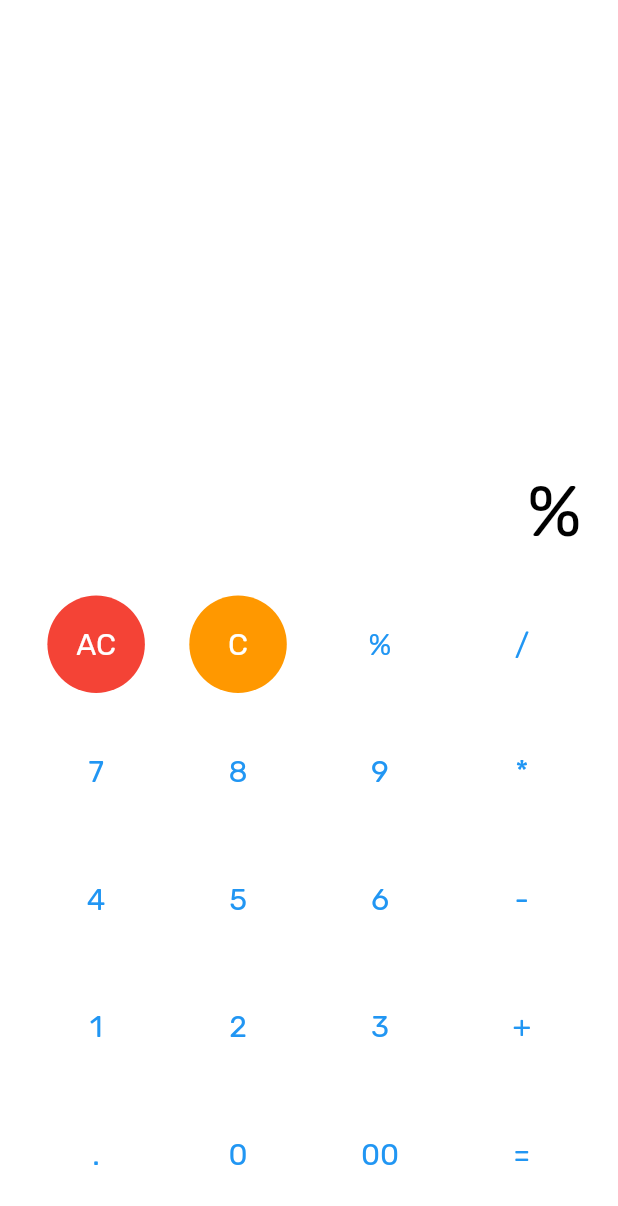
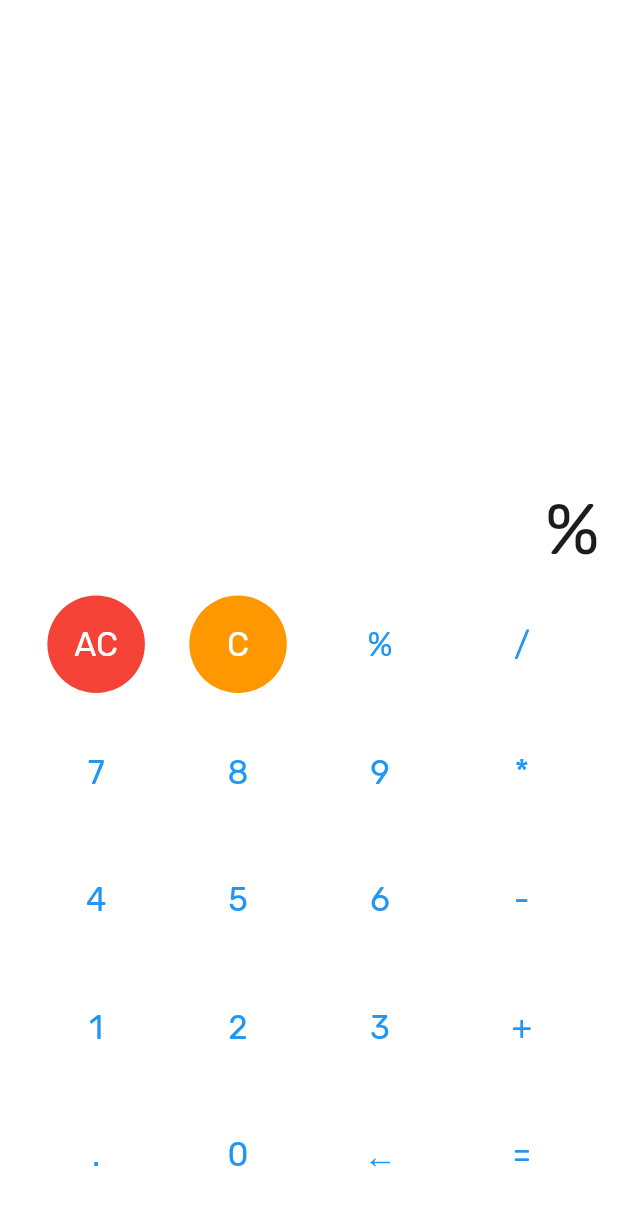
Before and after one commit to HAR0LDG/calculadora_flutter, a Flutter app: the screen it shows after launch, after a tap on an icon or button, on a phone screen of 412 x 824 dp. Shown: the top 1206 px of the screen. Run offline on Flutter 3.47's test engine with Material 3 defaults, Android fonts, the phone set to English and light mode, and no system bars; our stand-ins replace google_fonts, math_expressions.

Commit message:
código optimizado, funciónes retroceso e historial + "="  agregadas.

```diff
--- a/lib/main.dart
+++ b/lib/main.dart
@@ -1,9 +1,9 @@
 import 'package:calculadora/widgets/calc_button.dart';
 import 'package:flutter/material.dart';
 import 'package:google_fonts/google_fonts.dart';
-import "package:math_expressions/math_expressions.dart";
+import 'package:math_expressions/math_expressions.dart';
 
-void main(List<String> args) {
+void main() {
   runApp(const CalculadoraApp());
 }
 
@@ -15,19 +15,27 @@ class CalculadoraApp extends StatefulWidget {
 }
 
 class _CalculadoraAppState extends State<CalculadoraApp> {
-  String historial = " ";
-  String expresion = " ";
+  String historial = "";
+  String expresion = "";
 
   void allClear(String text) {
     setState(() {
-      historial = " ";
-      expresion = " ";
+      historial = "";
+      expresion = "";
     });
   }
 
   void clear(String text) {
     setState(() {
-      expresion = " ";
+      expresion = "";
+    });
+  }
+
+  void backspace(String text) {
+    setState(() {
+      if (expresion.isNotEmpty) {
+        expresion = expresion.substring(0, expresion.length - 1);
+      }
     });
   }
 
@@ -38,14 +46,33 @@ class _CalculadoraAppState extends State<CalculadoraApp> {
   }
 
   void evaluate(String text) {
+    // Si la expresión está vacía, evalúa el historial
+    if (expresion.isEmpty) {
+      if (historial.isNotEmpty) {
+        expresion = historial; // Restaura la expresión del historial
+      } else {
+        return; // No hay nada que calcular
+      }
+    }
+
     Parser p = Parser();
     Expression exp = p.parse(expresion);
     ContextModel cm = ContextModel();
     setState(() {
-      historial = expresion;
-      expresion = exp.evaluate(EvaluationType.REAL, cm).toString();
+      double result = exp.evaluate(EvaluationType.REAL, cm);
+      historial = expresion; // Guarda la expresión en el historial
+      expresion = result == result.toInt() ? result.toInt().toString() : result.toStringAsFixed(2); // Elimina decimales si son cero
     });
   }
+
+  // Lista de botones
+  final List<List<String>> buttons = [
+    ["AC", "C", "%", "/"],
+    ["7", "8", "9", "*"],
+    ["4", "5", "6", "-"],
+    ["1", "2", "3", "+"],
+    [".", "0", "←", "="],
+  ];
 
   @override
   Widget build(BuildContext context) {
@@ -53,168 +80,39 @@ class _CalculadoraAppState extends State<CalculadoraApp> {
       debugShowCheckedModeBanner: false,
       title: "Calculadora",
       home: Scaffold(
-        backgroundColor: const Color.fromARGB(255, 255, 255, 255),
-        body: Container(
+        backgroundColor: Colors.white,
+        body: Padding(
           padding: const EdgeInsets.all(12),
           child: Column(
             mainAxisAlignment: MainAxisAlignment.end,
-            children: <Widget>[
-              Container(
-                alignment: const Alignment(1.0, 1.0),
-                child: Padding(
-                  padding: const EdgeInsets.only(right: 12.0),
-                  child: Text(
-                    historial,
-                    style: GoogleFonts.rubik(
-                      color: Colors.black,
-                      fontSize: 24,
-                    ),
-                  ),
-                ),
+            children: [
+              Align(
+                alignment: Alignment.centerRight,
+                child: Text(historial, style: GoogleFonts.rubik(fontSize: 24)),
               ),
-              Container(
-                alignment: const Alignment(1.0, 1.0),
-                child: Padding(
-                  padding: const EdgeInsets.all(12),
-                  child: Text(
-                    expresion,
-                    style: GoogleFonts.rubik(
-                      fontSize: 48,
-                      color: Colors.black,
-                    ),
-                  ),
-                ),
+              Align(
+                alignment: Alignment.centerRight,
+                child: Text(expresion, style: GoogleFonts.rubik(fontSize: 48)),
               ),
-              Row(
-                mainAxisAlignment: MainAxisAlignment.spaceEvenly,
-                children: <Widget>[
-                  Calcbutton(
-                      background: Colors.red,
-                      foreColor: const Color.fromARGB(255, 255, 255, 255),
-                      text: "AC",
-                      callback: allClear,
-                      textSize: 20,
-                      textColor: Colors.white),
-                  Calcbutton(
-                    background: Colors.orange,
-                    foreColor: const Color.fromARGB(255, 255, 255, 255),
-                    textColor: Colors.white,
-                    text: "C",
-                    callback: allClear,
-                    textSize: 20,
-                  ),
-                  Calcbutton(
-                    text: "%",
-                    callback: numClick,
-                    textSize: 20,
-                  ),
-                  Calcbutton(
-                    text: "/",
-                    callback: numClick,
-                    textSize: 20,
-                  ),
-                ],
-              ),
-              Row(
-                mainAxisAlignment: MainAxisAlignment.spaceEvenly,
-                children: <Widget>[
-                  Calcbutton(
-                    text: "7",
-                    callback: numClick,
-                    textSize: 20,
-                  ),
-                  Calcbutton(
-                    text: "8",
-                    callback: numClick,
-                    textSize: 20,
-                  ),
-                  Calcbutton(
-                    text: "9",
-                    callback: numClick,
-                    textSize: 20,
-                  ),
-                  Calcbutton(
-                    text: "*",
-                    callback: numClick,
-                    textSize: 20,
-                  ),
-                ],
-              ),
-              Row(
-                mainAxisAlignment: MainAxisAlignment.spaceEvenly,
-                children: <Widget>[
-                  Calcbutton(
-                    text: "4",
-                    callback: numClick,
-                    textSize: 20,
-                  ),
-                  Calcbutton(
-                    text: "5",
-                    callback: numClick,
-                    textSize: 20,
-                  ),
-                  Calcbutton(
-                    text: "6",
-                    callback: numClick,
-                    textSize: 20,
-                  ),
-                  Calcbutton(
-                    text: "-",
-                    callback: numClick,
-                    textSize: 20,
-                  ),
-                ],
-              ),
-              Row(
-                mainAxisAlignment: MainAxisAlignment.spaceEvenly,
-                children: <Widget>[
-                  Calcbutton(
-                    text: "1",
-                    callback: numClick,
-                    textSize: 20,
-                  ),
-                  Calcbutton(
-                    text: "2",
-                    callback: numClick,
-                    textSize: 20,
-                  ),
-                  Calcbutton(
-                    text: "3",
-                    callback: numClick,
-                    textSize: 20,
-                  ),
-                  Calcbutton(
-                    text: "+",
-                    callback: numClick,
-                    textSize: 20,
-                  ),
-                ],
-              ),
-              Row(
-                mainAxisAlignment: MainAxisAlignment.spaceEvenly,
-                children: <Widget>[
-                  Calcbutton(
-                    text: ".",
-                    callback: numClick,
-                    textSize: 20,
-                  ),
-                  Calcbutton(
-                    text: "0",
-                    callback: numClick,
-                    textSize: 20,
-                  ),
-                  Calcbutton(
-                    text: "00",
-                    callback: numClick,
-                    textSize: 20,
-                  ),
-                  Calcbutton(
-                    text: "=",
-                    callback: evaluate,
-                    textSize: 20,
-                  ),
-                ],
-              ),
+              ...buttons.map((row) {
+                return Row(
+                  mainAxisAlignment: MainAxisAlignment.spaceEvenly,
+                  children: row.map((text) {
+                    Color? background = (text == "AC") ? Colors.red : (text == "C") ? Colors.orange : Colors.white;
+                    Color? textColor = (text == "AC" || text == "C") ? Colors.white : Colors.blue;
+                    Color? foregroundColor = (text == "AC" || text == "C") ? Colors.white : Colors.blue;
+
+                    return Calcbutton(
+                      text: text,
+                      textSize: 22,
+                      background: background,
+                      textColor: textColor,
+                      foreColor: foregroundColor,
+                      callback: (text == "AC") ? allClear : (text == "C") ? clear : (text == "←") ? backspace : (text == "=") ? evaluate : numClick,
+                    );
+                  }).toList(),
+                );
+              }),
             ],
           ),
         ),
--- a/lib/widgets/calc_button.dart
+++ b/lib/widgets/calc_button.dart
@@ -9,14 +9,15 @@ class Calcbutton extends StatelessWidget {
   final Color foreColor;
   final Color background;
 
-  const Calcbutton(
-      {super.key,
+  const Calcbutton({
+    super.key,
     required this.callback,
     required this.text,
     required this.textSize,
     this.textColor = Colors.blue,
     this.foreColor = Colors.blue,
-      this.background = Colors.white});
+    this.background = Colors.white, // No nullable y valor predeterminado
+  });
 
   @override
   Widget build(BuildContext context) {
@@ -30,19 +31,21 @@ class Calcbutton extends StatelessWidget {
             callback(text);
           },
           style: TextButton.styleFrom(
-              backgroundColor: background,
+            backgroundColor: background, // Usar el color de fondo aquí
             foregroundColor: foreColor,
             padding: const EdgeInsets.all(16.0),
             textStyle: const TextStyle(
               fontSize: 20.0,
-              )),
+            ),
+          ),
           child: Text(
             text,
             style: GoogleFonts.rubik(
               textStyle: TextStyle(
                 fontSize: textSize,
                 color: textColor,
-            )),
+              ),
+            ),
           ),
         ),
       ),
```
Lines whose indentation alone changed are shown as unchanged.
